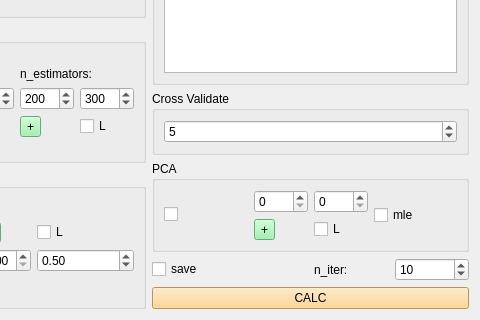
First picture: the form in qt/random_search_form.ui, repository idergunoff/geovel_1.0, before the edit; both pictures show x 434 to 914 and y 279 to 599 of the 914 by 599 pixel window.
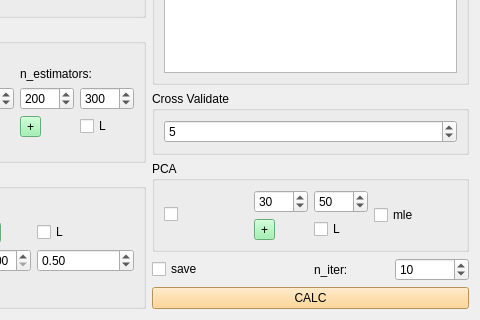
Second picture: the form after the edit.

Commit message: random_search, graphs, n_jobs

```diff
--- a/qt/random_search_form.ui
+++ b/qt/random_search_form.ui
@@ -1124,16 +1124,28 @@
              <layout class="QGridLayout" name="gridLayout_8">
               <item row="0" column="0">
                <widget class="QSpinBox" name="spinBox_pca">
+                <property name="minimum">
+                 <number>1</number>
+                </property>
                 <property name="maximum">
                  <number>1000</number>
                 </property>
+                <property name="value">
+                 <number>30</number>
+                </property>
                </widget>
               </item>
               <item row="0" column="1">
                <widget class="QSpinBox" name="spinBox_pca_lim">
+                <property name="minimum">
+                 <number>1</number>
+                </property>
                 <property name="maximum">
                  <number>1000</number>
                 </property>
+                <property name="value">
+                 <number>50</number>
+                </property>
                </widget>
               </item>
               <item row="1" column="0">
```
The commit also changes 6 other files.
